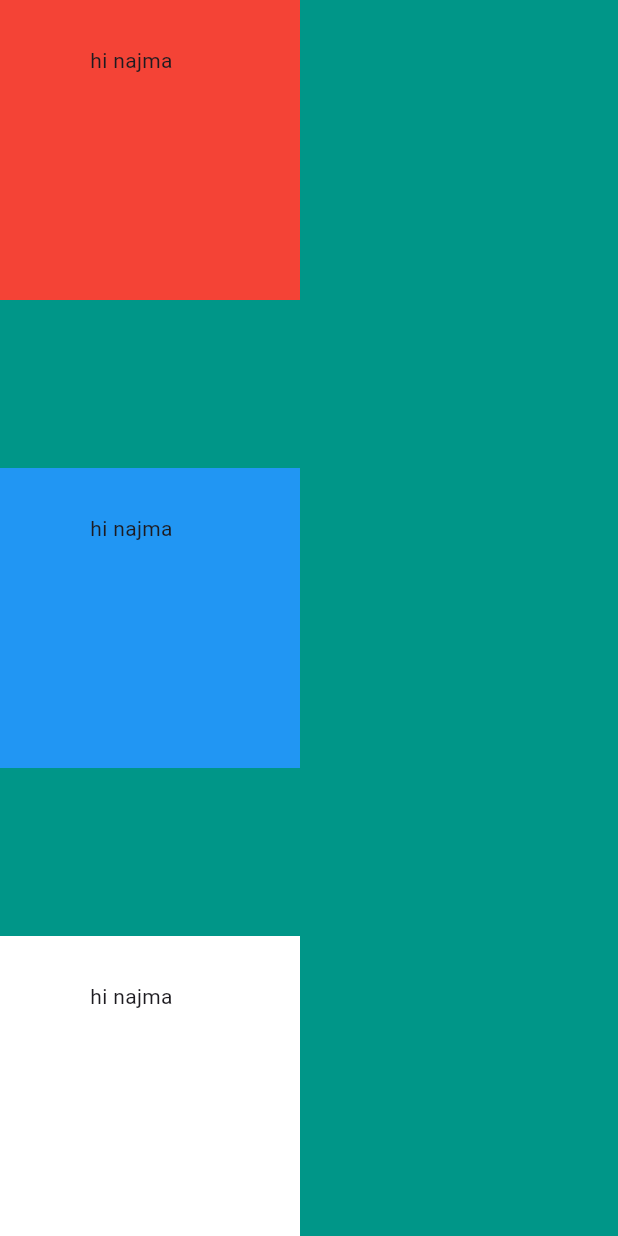
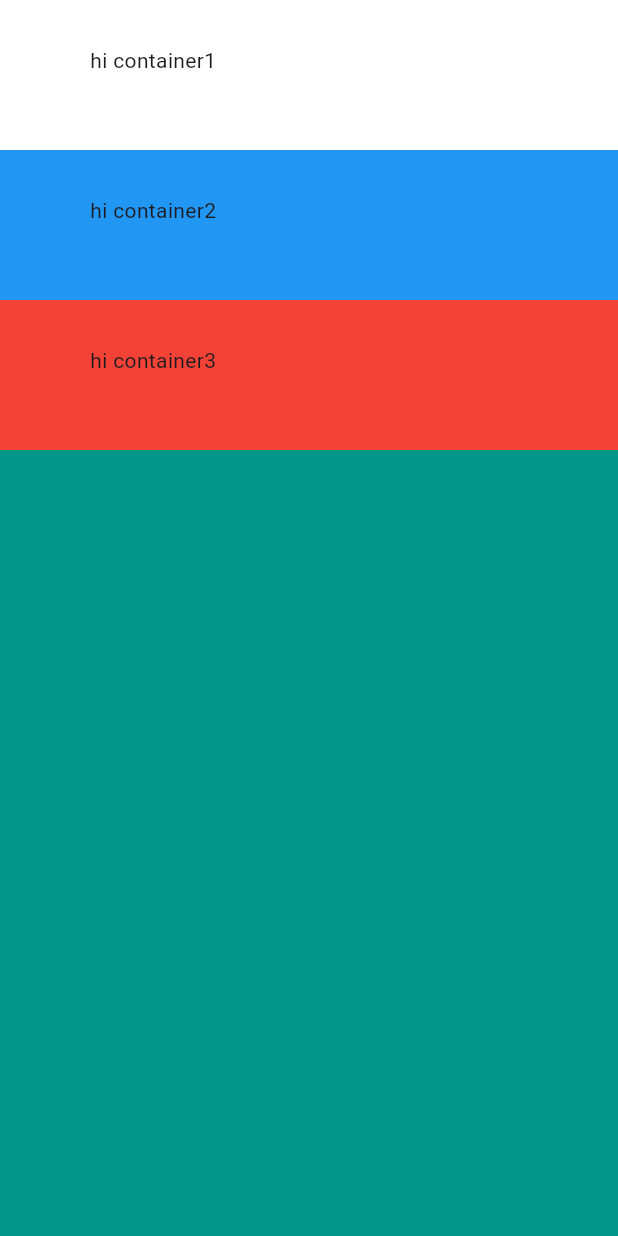
Before and after one commit to najmabashiir/mi_card_flutter, a Flutter app: the screen it shows after launch, on a phone screen of 412 x 824 dp. Run offline on Flutter 3.47's test engine with Material 3 defaults, Android fonts, the phone set to English and light mode, and no system bars.

Commit message:
learn crossaxisalignment columns like end to fit width using double.infinity or use stretch
Signed-off-by: najmabashiir <najaxbashiirali>

```diff
--- a/lib/main.dart
+++ b/lib/main.dart
@@ -12,12 +12,14 @@ class myapp extends StatelessWidget {
         backgroundColor: Colors.teal,
         body:SafeArea(
           child: Column(
-            verticalDirection: VerticalDirection.up,
-            mainAxisAlignment: MainAxisAlignment.spaceBetween,
+            // mainAxisSize: MainAxisSize.min,
+            // verticalDirection: VerticalDirection.up,
+            crossAxisAlignment: CrossAxisAlignment.stretch,
+            // mainAxisAlignment: MainAxisAlignment.spaceBetween,
             children: [
               Container(
-                width: 200.0,
-                height: 200.0,
+                width: 100,
+                height: 100.0,
                 // margin: EdgeInsets.all(200),
                 // margin: EdgeInsets.only(top: 100,left: 200),
                 // margin: EdgeInsets.symmetric(horizontal: 200,vertical: 200) ,
@@ -28,11 +30,11 @@ class myapp extends StatelessWidget {
                 padding: EdgeInsets.fromLTRB(60, 30, 60, 30),
                 color: Colors.white,
 
-                child: Text("hi najma",),
+                child: Text("hi container1",),
               ),
               Container(
-                width: 200.0,
-                height: 200.0,
+                width: double.infinity,
+                height: 100.0,
                 // margin: EdgeInsets.all(200),
                 // margin: EdgeInsets.only(top: 100,left: 200),
                 // margin: EdgeInsets.symmetric(horizontal: 200,vertical: 200) ,
@@ -43,11 +45,11 @@ class myapp extends StatelessWidget {
                 padding: EdgeInsets.fromLTRB(60, 30, 60, 30),
                 color: Colors.blue,
 
-                child: Text("hi najma",),
+                child: Text("hi container2",),
               ),
               Container(
-                width: 200.0,
-                height: 200.0,
+                width: 100,
+                height: 100.0,
                 // margin: EdgeInsets.all(200),
                 // margin: EdgeInsets.only(top: 50,),
                 // margin: EdgeInsets.symmetric(horizontal: 200,vertical: 200) ,
@@ -58,10 +60,8 @@ class myapp extends StatelessWidget {
                 padding: EdgeInsets.fromLTRB(60, 30, 60, 30),
                 color: Colors.red,
 
-                child: Text("hi najma",),
+                child: Text("hi container3",),
               ),
-
-
 
             ],
           ),
```
